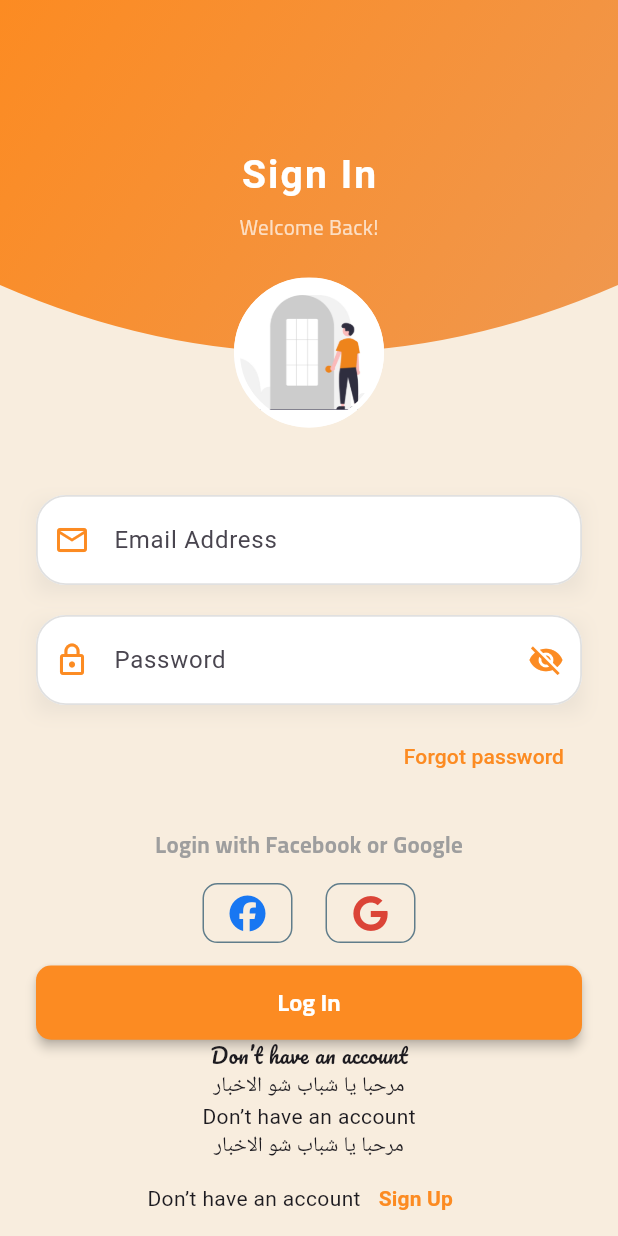
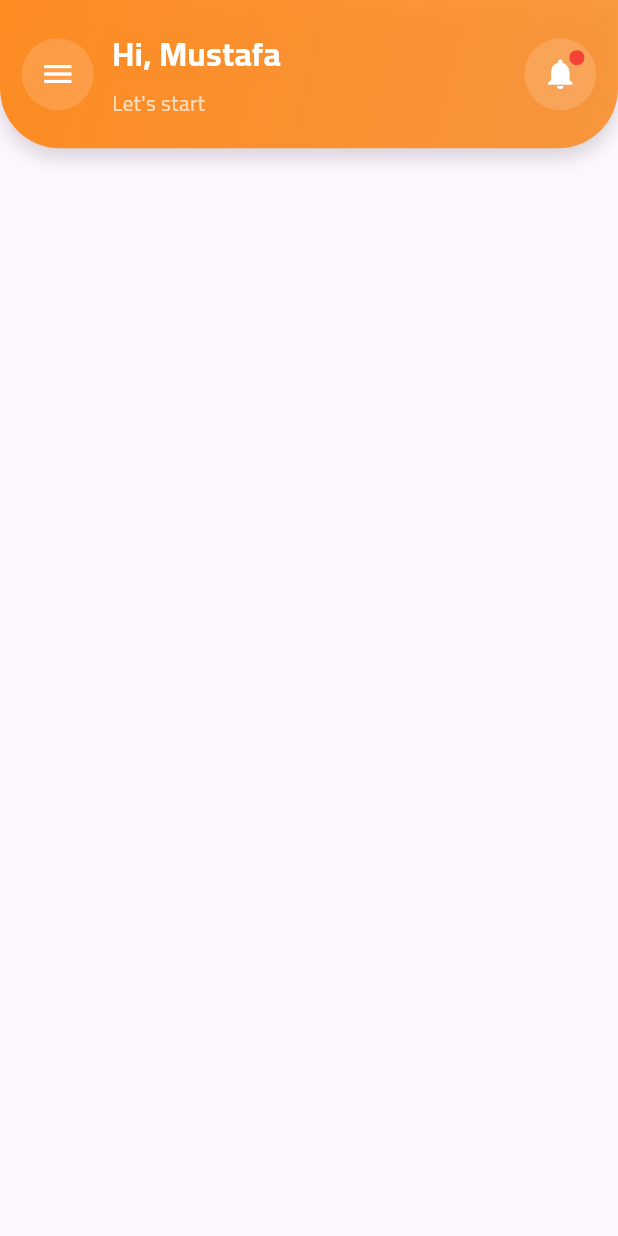
Before and after one commit to Mustafa-Sharaf/IntelliPharm, a Flutter app: the SignInScreen screen opened by its route, after a tap on "Log In", on a phone screen of 412 x 824 dp. Run offline on Flutter 3.47's test engine with Material 3 defaults, Android fonts, the light colour scheme and no system bars; our stand-ins replace get, get_storage; accounts and stored records are empty.

Commit message:
Add appbar home screen

```diff
--- a/lib/Widgets/CustomTextField.dart
+++ b/lib/Widgets/CustomTextField.dart
@@ -51,17 +51,25 @@ class _CustomTextFieldState extends State<CustomTextField> {
         obscureText: _isObscured,
         keyboardType: widget.keyboardType,
         maxLines: widget.obscureText ? 1 : (widget.maxLines ?? 1),
-        style: const TextStyle(fontSize: 16),
+        style: const TextStyle(fontSize: 16, fontFamily: 'Cairo'),
         decoration: InputDecoration(
           prefixIcon: widget.icon != null
               ? Icon(widget.icon, color: AppColors.primaryColor)
               : null,
+          labelText: widget.label,
+          labelStyle: const TextStyle(
+            fontFamily: 'Cairo',
+            fontSize: 16,
+            color: Colors.grey,
+            fontWeight: FontWeight.normal,
+          ),
+          floatingLabelStyle: const TextStyle(
+            fontFamily: 'Cairo',
+            fontSize: 16,
+            fontWeight: FontWeight.bold,
+            color: AppColors.primaryColor,
+          ),
 
-          labelText: widget.label,
-          floatingLabelStyle: TextStyle(
-            color: AppColors.primaryColor,
-            fontWeight: FontWeight.bold,
-          ),
           filled: true,
           fillColor: AppColors.white,
           contentPadding: const EdgeInsets.symmetric(
@@ -76,7 +84,6 @@ class _CustomTextFieldState extends State<CustomTextField> {
             borderRadius: BorderRadius.circular(20),
             borderSide: BorderSide(color: AppColors.primaryColor, width: 2),
           ),
-
           suffixIcon: widget.obscureText
               ? IconButton(
                   icon: Icon(
--- /dev/null
+++ b/lib/Widgets/ForgotPasswordComponent.dart
@@ -0,0 +1,75 @@
+
+import 'package:flutter/material.dart';
+import 'package:get/get.dart';
+import '../app_theme/AppColors.dart';
+class ForgotPasswordComponent extends StatelessWidget {
+  const ForgotPasswordComponent({super.key});
+
+  @override
+  Widget build(BuildContext context) {
+    return Row(
+      mainAxisAlignment: MainAxisAlignment.end,
+      children: [
+        TextButton(
+          onPressed: () {
+            showDialog(
+              context: context,
+              builder: (context) => AlertDialog(
+                shape: RoundedRectangleBorder(
+                  borderRadius: BorderRadius.circular(15),
+                ),
+                title: Row(
+                  children: [
+                    Icon(Icons.info_outline, color: AppColors.primaryColor),
+                    const SizedBox(width: 8),
+                    Text(
+                      "Note".tr,
+                      style: TextStyle(
+                        fontFamily: 'Cairo',
+                        fontWeight: FontWeight.bold,
+                        color: AppColors.primaryColor,
+                      ),
+                    ),
+                  ],
+                ),
+                content: Text(
+                  "YouCannotChangeYourPassword".tr,
+                  style: TextStyle(
+                    fontFamily: 'Cairo',
+                    fontSize: 15,
+                    color: Colors.grey[800],
+                  ),
+                ),
+                actions: [
+                  TextButton(
+                    onPressed: () {
+                      Navigator.of(context).pop();
+                    },
+                    child: Text(
+                      "OK",
+                      style: TextStyle(
+                        fontFamily: 'Cairo',
+                        fontWeight: FontWeight.bold,
+                        color: AppColors.primaryColor,
+                      ),
+                    ),
+                  ),
+                ],
+              ),
+            );
+          },
+          child: Text(
+            "ForgotPassword".tr,
+            style: TextStyle(
+              color: AppColors.primaryColor,
+              fontSize: 14,
+              fontWeight: FontWeight.w500,
+              fontFamily: 'Cairo',
+            ),
+          ),
+        ),
+
+      ],
+    );
+  }
+}
--- a/lib/Widgets/Header_Screen.dart
+++ b/lib/Widgets/Header_Screen.dart
@@ -1,6 +1,5 @@
 import 'package:flutter/material.dart';
 import '../app_theme/AppColors.dart';
-
 
 class HeaderScreen extends StatelessWidget {
   const HeaderScreen({super.key,required this.title,required this.body});
@@ -34,18 +33,18 @@ class HeaderScreen extends StatelessWidget {
                   Text(
                     title,
                     style: TextStyle(
-                      color: Colors.white,
+                      color: AppColors.white,
                       fontSize: 26,
                       fontWeight: FontWeight.bold,
                       letterSpacing: 1.4,
-
+                      fontFamily: 'Cairo',
                     ),
                   ),
                   SizedBox(height: 6),
                   Text(
                     body,
                     style: TextStyle(
-                      color: Colors.white70,
+                      color: AppColors.white,
                       fontSize: 14,
                       fontFamily: 'Cairo',
                     ),
@@ -54,8 +53,7 @@ class HeaderScreen extends StatelessWidget {
               ),
             ),
           ),
-
-          // ===== PROFILE IMAGE =====
+          /// ===== PROFILE IMAGE =====
           Positioned(
             bottom: -25,
             child: Container(
@@ -77,7 +75,7 @@ class HeaderScreen extends StatelessWidget {
 }
 
 
-// ===== CLIPPER =====
+/// ===== CLIPPER =====
 class HeaderClipper extends CustomClipper<Path> {
   @override
   Path getClip(Size size) {
--- /dev/null
+++ b/lib/Widgets/HomeAppBar.dart
@@ -0,0 +1,125 @@
+
+import 'package:flutter/material.dart';
+import '../app_theme/AppColors.dart';
+
+class HomeAppBar extends StatelessWidget implements PreferredSizeWidget {
+  final double height;
+
+  const HomeAppBar({super.key, required this.height});
+
+  @override
+  Size get preferredSize => Size.fromHeight(height);
+
+  @override
+  Widget build(BuildContext context) {
+    return AppBar(
+      backgroundColor: Colors.transparent,
+      elevation: 0,
+      toolbarHeight:height ,
+      flexibleSpace: Container(
+        padding:  EdgeInsets.symmetric(
+          horizontal: MediaQuery.of(context).size.width * 0.035,///left and right
+          vertical: MediaQuery.of(context).size.height * 0.02,///top and bottom
+        ),
+        decoration: BoxDecoration(
+          gradient: LinearGradient(
+            colors: [
+              AppColors.primaryColor,
+              AppColors.primaryColor.withValues(alpha: 0.85),
+            ],
+            begin: Alignment.topLeft,
+            end: Alignment.bottomRight,
+          ),
+
+          borderRadius: const BorderRadius.only(
+            bottomLeft: Radius.circular(40),
+            bottomRight: Radius.circular(40),
+          ),
+
+          boxShadow: [
+            BoxShadow(
+              color: Colors.black.withValues(alpha: 0.15),
+              blurRadius: 10,
+              offset: const Offset(0, 6),
+            ),
+          ],
+        ),
+        child: SafeArea(
+          child: Row(
+            children: [
+              /// menu
+              Container(
+                decoration: BoxDecoration(
+                  color: Colors.white.withValues(alpha: 0.15),
+                  shape: BoxShape.circle,
+                ),
+                child: IconButton(
+                  onPressed: () {},
+                  icon: const Icon(Icons.menu, color: Colors.white),
+                ),
+              ),
+              SizedBox(width: MediaQuery.of(context).size.width * 0.03),
+              /// Texts
+              Column(
+                crossAxisAlignment: CrossAxisAlignment.start,
+                mainAxisAlignment: MainAxisAlignment.center,
+                children: [
+                  Text(
+                    "Hi, Mustafa",
+                    style: TextStyle(
+                      fontSize: 22,
+                      fontWeight: FontWeight.bold,
+                      color: Colors.white,
+                      fontFamily: 'Cairo',
+                    ),
+                  ),
+                  SizedBox(height: MediaQuery.of(context).size.height * 0.01),
+                  Row(
+                    children: [
+                      Text(
+                        "Let's start",
+                        style: TextStyle(
+                          fontSize: 14,
+                          color: Colors.white70,
+                          fontFamily: 'Cairo',
+                        ),
+                      ),
+                    ],
+                  )
+                ],
+              ),
+              const Spacer(),
+              /// Notifications
+              Stack(
+                children: [
+                  Container(
+                    decoration: BoxDecoration(
+                      color: Colors.white.withValues(alpha: 0.15),
+                      shape: BoxShape.circle,
+                    ),
+                    child: IconButton(
+                      onPressed: () {},
+                      icon: const Icon(Icons.notifications, color: Colors.white),
+                    ),
+                  ),
+                  Positioned(
+                    right: 8,
+                    top: 8,
+                    child: Container(
+                      width: 10,
+                      height: 10,
+                      decoration: const BoxDecoration(
+                        color: Colors.red,
+                        shape: BoxShape.circle,
+                      ),
+                    ),
+                  )
+                ],
+              ),
+            ],
+          ),
+        ),
+      ),
+    );
+  }
+}
--- a/lib/app_theme/AppColors.dart
+++ b/lib/app_theme/AppColors.dart
@@ -1,14 +1,19 @@
+
 import 'package:flutter/material.dart';
 
 class AppColors{
-  /*static const  primaryColor = Color(0xff3C339C);
-  static const  primaryColor2 = Color(0xff8F50DC);
-   static const  backgroundColor = Color(0xffD9C2F0);*/
   static const  backgroundColor = Color(0xfff8edde);
   static const  primaryColor = Color(0xffFC8B22);
   static const  primaryColor2 = Color(0xffef9850);
   static const white = Colors.white;
- /* static const  backgroundColor = Color(0xffF2F4F7);
+  static const black = Colors.black;
+  static const backgroundHome = Color(0xffDCE0E9);
+  static const darkGray = Color(0xff575757);
+  static const textDark = Color(0xFF252525);
+  static const componentDark = Color(0xFF212934);
+
+ /*
+ static const  backgroundColor = Color(0xffF2F4F7);
   static const background = Color(0xFFEEF0F3);
   static const Gray = Colors.grey;
   static const white = Colors.white;
@@ -26,4 +31,8 @@ class AppColors{
   static const componentDark = Color(0xFF212934);
   static const backgroundDark = Color(0xFF111111);*/
 
+/*static const  primaryColor = Color(0xff3C339C);
+  static const  primaryColor2 = Color(0xff8F50DC);
+   static const  backgroundColor = Color(0xffD9C2F0);*/
+
 }
--- /dev/null
+++ b/lib/language/Language.dart
@@ -0,0 +1,49 @@
+import 'package:get/get.dart';
+
+class MyLanguage implements Translations{
+
+  @override
+  Map<String,Map<String,String>> get keys=>{
+    "en":{
+      "INTELLI_PHARMA":"INTELLI\nPHARM",
+      "SignIn":"Sign In",
+      "WelcomeBack":"Welcome Back!",
+      "Password":"Password",
+      "EmailAddress":"Email Address",
+      "ForgotPassword":"Forgot password",
+      "LoginWithFacebookOrGoogle":"Login with Facebook or Google",
+      "Don’tHaveLoginCredentialsContactAdmin":"Don’t have login credentials? Contact admin.",
+      "Note":"Note",
+      "YouCannotChangeYourPassword":"You cannot change your password.\n Please contact your admin to reset it.",
+      "OK":"OK",
+      "":"",
+      "":"",
+      "":"",
+      "":"",
+      "":"",
+      "":"",
+      "":"",
+      "":"",
+      "":"",
+      "":"",
+      "":"",
+
+
+
+
+
+    },
+    "ar":{
+      "INTELLI_PHARMA":"إنتل \nفارما",
+
+
+
+
+
+    },
+
+
+
+
+  };
+}
--- /dev/null
+++ b/lib/language/Language_Controller.dart
@@ -0,0 +1,23 @@
+
+import 'dart:ui';
+import 'package:get/get.dart';
+import 'package:get_storage/get_storage.dart';
+
+class MyLanguageController extends GetxController {
+  final GetStorage box = GetStorage();
+  late Rx<Locale> intiLanguage;
+
+  @override
+  void onInit() {
+    super.onInit();
+    String? langCode = box.read("lang");
+    intiLanguage = Rx((langCode == "ar") ? const Locale("ar") : const Locale("en"));
+  }
+
+  void changeLanguage(String codeLang) {
+    Locale locale = Locale(codeLang);
+    box.write("lang", codeLang);
+    intiLanguage.value = locale;
+    Get.updateLocale(locale);
+  }
+}
--- a/lib/main.dart
+++ b/lib/main.dart
@@ -1,10 +1,16 @@
 import 'package:flutter/material.dart';
 import 'package:get/get.dart';
+import 'package:get_storage/get_storage.dart';
+import 'language/Language.dart';
+import 'language/Language_Controller.dart';
+import 'modules/Home/Home_Screen.dart';
 import 'modules/SignIn/SignIn_Screen.dart';
 import 'modules/Splash/Splash_Screen.dart';
 
 void main()async {
   WidgetsFlutterBinding.ensureInitialized();
+  await GetStorage.init();
+  Get.put(MyLanguageController());
   runApp( const MyApp());
 }
 
@@ -12,12 +18,15 @@ class MyApp extends StatelessWidget {
   const MyApp({super.key});
   @override
   Widget build(BuildContext context) {
-
+    final myLanguageController = Get.find<MyLanguageController>();
     return GetMaterialApp(
       debugShowCheckedModeBanner: false,
-      home:  SplashScreen(),
+      home:  SignInScreen(),
+      locale:myLanguageController.intiLanguage.value,
+      translations: MyLanguage(),
       getPages: [
         GetPage(name: '/signIn', page: ()=>const SignInScreen()),
+        GetPage(name: '/homeScreen', page: ()=>const HomeScreen()),
 
       ],
     );
--- /dev/null
+++ b/lib/modules/Home/Home_Screen.dart
@@ -0,0 +1,15 @@
+
+import 'package:flutter/material.dart';
+import '../../Widgets/HomeAppBar.dart';
+
+class HomeScreen extends StatelessWidget {
+  const HomeScreen({super.key});
+
+  @override
+  Widget build(BuildContext context) {
+    return Scaffold(
+      appBar: HomeAppBar(height: MediaQuery.of(context).size.height * 0.12),
+      body: Column(children: []),
+    );
+  }
+}
--- a/lib/modules/SignIn/SignIn_Screen.dart
+++ b/lib/modules/SignIn/SignIn_Screen.dart
@@ -1,7 +1,8 @@
+
 import 'package:flutter/material.dart';
-import 'package:font_awesome_flutter/font_awesome_flutter.dart';
 import 'package:get/get.dart';
 import '../../Widgets/CustomTextField.dart';
+import '../../Widgets/ForgotPasswordComponent.dart';
 import '../../Widgets/Header_Screen.dart';
 import '../../app_theme/AppColors.dart';
 import 'SignIn_Controller.dart';
@@ -17,18 +18,15 @@ class SignInScreen extends StatelessWidget {
       body: SingleChildScrollView(
         child: Column(
           children: [
-            HeaderScreen(title: "Sign In", body: "Welcome Back!",),
-            //Welcome! Let’s get started
-
-            const SizedBox(height: 60),
-
-            // ===== FORM =====
+            HeaderScreen(title: "SignIn".tr, body: "WelcomeBack".tr,),
+            SizedBox(height: MediaQuery.of(context).size.height * 0.08),
+            /// ===== FORM =====
             Padding(
-              padding: const EdgeInsets.symmetric(horizontal: 24),
+              padding: EdgeInsets.symmetric(horizontal: MediaQuery.of(context).size.width * 0.05,),
               child: Column(
                 children: [
                   CustomTextField(
-                    label: "Email Address",
+                    label: "EmailAddress".tr,
                     icon: Icons.email_outlined,
                     controller: controller.emailController,
                     keyboardType: TextInputType.emailAddress,
@@ -39,77 +37,8 @@ class SignInScreen extends StatelessWidget {
                     obscureText: true,
                     controller: controller.passwordController,
                   ),
-                  Row(
-                    mainAxisAlignment: MainAxisAlignment.end,
-                    children: [
-                      TextButton(
-                        onPressed: () {},
-                        child: Text(
-                          "Forgot password",
-                          style: TextStyle(
-                            color: AppColors.primaryColor,
-                            fontSize: 14,
-                          ),
-                        ),
-                      ),
-                    ],
-                  ),
-                  SizedBox(height: MediaQuery.of(context).size.height * 0.03,),
-                  Row(
-                    mainAxisAlignment: MainAxisAlignment.center,
-                    children: [
-                      Text("Login with Facebook or Google",
-                          style: const TextStyle(
-                            color: Colors.grey,
-                            fontSize: 15,
-                            fontWeight: FontWeight.w700,
-                            fontFamily: 'Cairo',
-                          )),
-                    ],
-                  ),
-                  const SizedBox(height: 15),
-                  Padding(
-                    padding: const EdgeInsets.only(left: 100, right: 100),
-                    child: Row(
-                      mainAxisAlignment: MainAxisAlignment.spaceAround,
-                      children: [
-                        Container(
-                          width: 60,
-                          height: 40,
-                          decoration: BoxDecoration(
-                            border: Border.all(color: Colors.blueGrey),
-                            borderRadius: BorderRadius.circular(10),
-                          ),
-                          child: GestureDetector(
-                            onTap: () {
-                              print("object");
-                            },
-                            child: const Icon(
-                              FontAwesomeIcons.facebook,
-                              color: Color(0xFF1877f2),
-                            ),
-                          ),
-                        ),
-                        Container(
-                          width: 60,
-                          height: 40,
-                          decoration: BoxDecoration(
-                            border: Border.all(color: Colors.blueGrey),
-                            borderRadius: BorderRadius.circular(10),
-                          ),
-                          child: GestureDetector(
-                            onTap: () async {
-                            },
-                            child: const Icon(
-                              FontAwesomeIcons.google,
-                              color: Color(0xFFdb4437),
-                            ),
-                          ),
-                        ),
-                      ],
-                    ),
-                  ),
-                  const SizedBox(height: 15),
+                  ForgotPasswordComponent(),
+                  SizedBox(height: MediaQuery.of(context).size.height * 0.07),
                   Center(
                     child: SizedBox(
                       width: MediaQuery.of(context).size.width * 0.9,
@@ -122,7 +51,9 @@ class SignInScreen extends StatelessWidget {
                           ),
                           elevation: 3,
                         ),
-                        onPressed: (){},
+                        onPressed: (){
+                          Get.offAllNamed("/homeScreen");///Deletes all previous pages
+                        },
                         child: Text(
                           "Log In".tr,
                           style: TextStyle(
@@ -135,32 +66,17 @@ class SignInScreen extends StatelessWidget {
                       ),
                     ),
                   ),
-                  //SizedBox(height: MediaQuery.of(context).size.height * 0.07,),
-                  Text("Don’t have an account",style: TextStyle(
-                    fontFamily: 'Pacifico',
-                  ),),
-                  Text("مرحبا يا شباب شو الاخبار",style: TextStyle(
-                    fontFamily: 'Pacifico',
-                  ),),
-                  Text("Don’t have an account",),
-                  Text("مرحبا يا شباب شو الاخبار",),
-
+                  SizedBox(height: MediaQuery.of(context).size.height * 0.04,),
                   Row(
                     mainAxisAlignment: MainAxisAlignment.center,
                     children: [
-                      Text("Don’t have an account",),
-                      TextButton(
-                        onPressed: () {
-                          Get.toNamed('/signUp');
-                        },
-                        child: Text(
-                          "Sign Up".tr,
-                          style: TextStyle(
-                            color: AppColors.primaryColor,
-                            fontWeight: FontWeight.bold,
-                          ),
-                        ),
-                      ),
+                      Text("Don’tHaveLoginCredentialsContactAdmin".tr,
+                          style: const TextStyle(
+                            color: Colors.grey,
+                            fontSize: 15,
+                            //fontWeight: FontWeight.w700,
+                            fontFamily: 'Cairo',
+                          )),
                     ],
                   ),
                   SizedBox(height: MediaQuery.of(context).size.height * 0.07),
@@ -172,5 +88,4 @@ class SignInScreen extends StatelessWidget {
       ),
     );
   }
-
 }
--- a/lib/modules/Splash/Splash_Controller.dart
+++ b/lib/modules/Splash/Splash_Controller.dart
@@ -4,7 +4,7 @@ import 'dart:async';
 
 class SplashController extends GetxController {
   final imageSize = 25.0.obs;
-  final nameApp = 'INTELLI\nPHARM';
+  final nameApp = 'INTELLI_PHARMA'.tr;
   final displayedText = ''.obs;
   Timer? _timer;
   int _charIndex = 0;
--- a/pubspec.yaml
+++ b/pubspec.yaml
@@ -32,6 +32,7 @@ dependencies:
     sdk: flutter
   get: ^4.7.3
   font_awesome_flutter: ^10.12.0
+  get_storage: ^2.1.1
 
   # The following adds the Cupertino Icons font to your application.
   # Use with the CupertinoIcons class for iOS style icons.
```
Also changed, not shown: lib/modules/Home/Home_Controller.dart (added), lib/modules/Home/Home_Model.dart (added), pubspec.lock.
